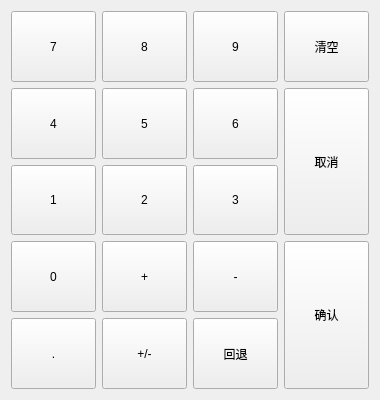
The window that widgets/qnumericpad.ui (zephyrrr/Camotics_modbus) describes before a commit, drawn with Qt 5.
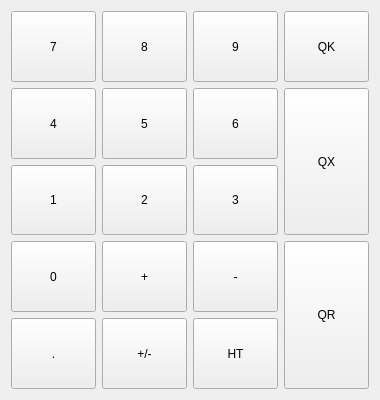
The same window after the commit.

```diff
--- a/widgets/qnumericpad.ui
+++ b/widgets/qnumericpad.ui
@@ -343,7 +343,7 @@
       <enum>Qt::NoFocus</enum>
      </property>
      <property name="text">
-      <string>回退</string>
+      <string>HT</string>
      </property>
     </widget>
    </item>
@@ -365,7 +365,7 @@
       <enum>Qt::NoFocus</enum>
      </property>
      <property name="text">
-      <string>清空</string>
+      <string>QK</string>
      </property>
     </widget>
    </item>
@@ -387,7 +387,7 @@
       <enum>Qt::NoFocus</enum>
      </property>
      <property name="text">
-      <string>确认</string>
+      <string>QR</string>
      </property>
     </widget>
    </item>
@@ -409,13 +409,13 @@
       <enum>Qt::NoFocus</enum>
      </property>
      <property name="text">
-      <string>取消</string>
+      <string>QX</string>
      </property>
     </widget>
    </item>
   </layout>
  </widget>
- <layoutdefault spacing="6" margin="11"/>
- <resources/>
- <connections/>
+ <layoutdefault spacing="6" margin="11" />
+ <resources />
+ <connections />
 </ui>
```
Left out of the diff: 3 changed lines with no effect on the pictures.
